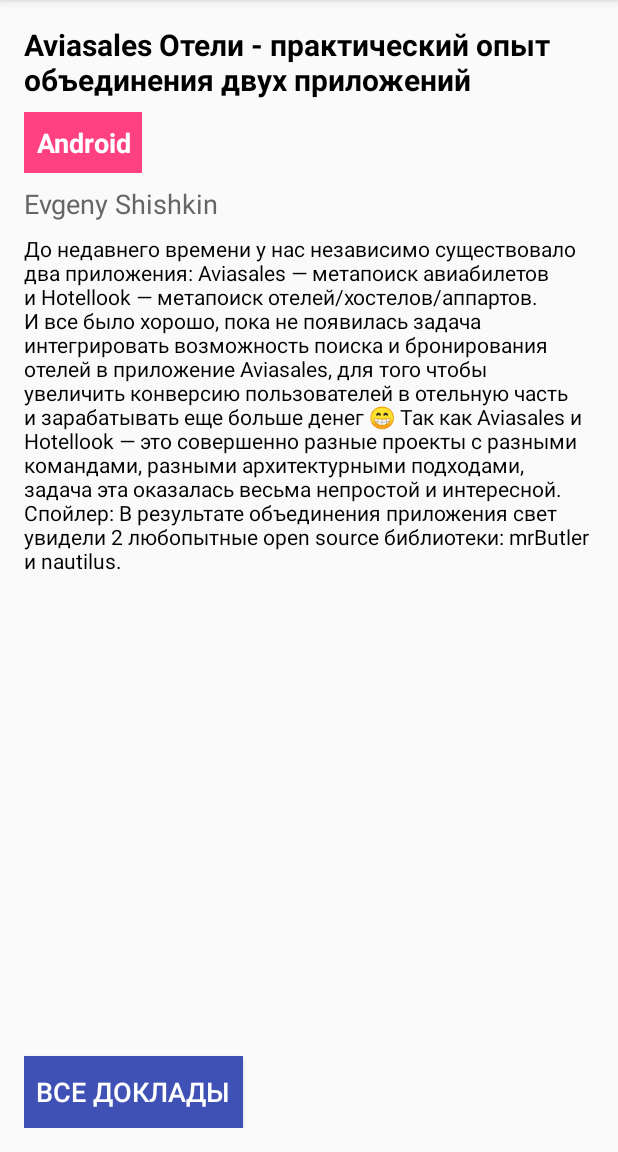
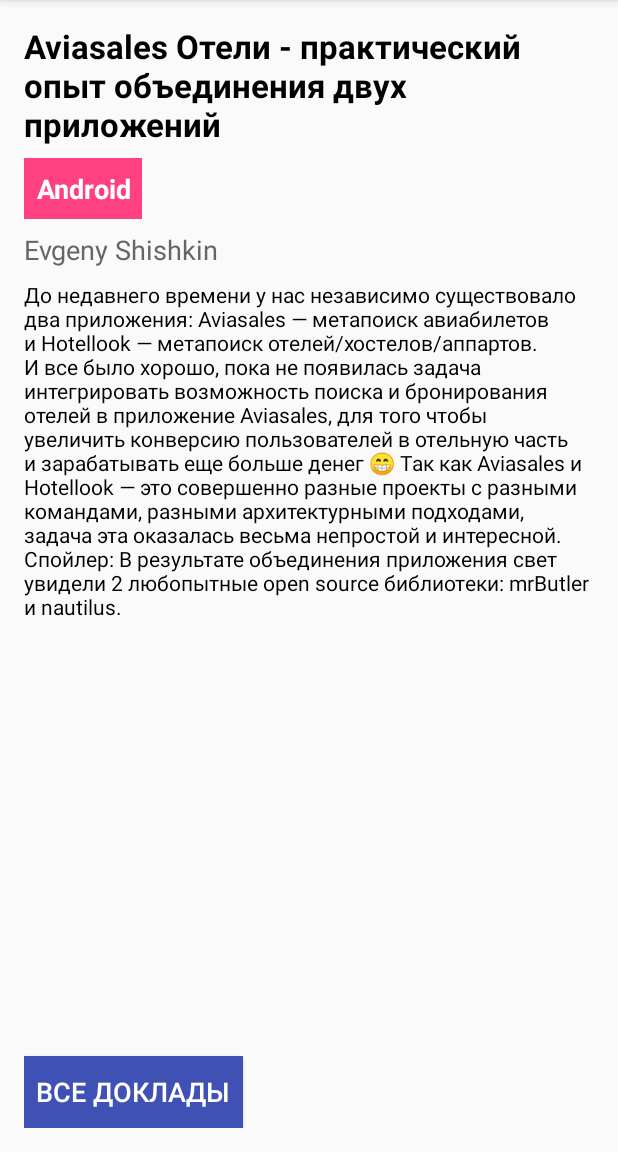
Before and after one commit to sukhoikms27/DevSchoolApp, an Android app: the screen it shows after launch (MainActivity), on a phone screen of 412 x 824 dp, the part 84-1236 px from its top. Run offline under Robolectric (Android 15) with nearby library versions, the phone set to English and light mode, and no system bars.

Commit message:
update fontSize

```diff
--- a/app/src/main/res/layout/activity_main.xml
+++ b/app/src/main/res/layout/activity_main.xml
@@ -26,12 +26,14 @@
         android:layout_width="match_parent"
         android:layout_height="wrap_content"
         style="@style/TextView.Secondary"
-        android:text="@string/Author" />
+        android:text="@string/Author"
+        />
     <ScrollView
         android:layout_width="match_parent"
         android:layout_height="0dp"
         android:layout_weight="1"
         android:layout_marginBottom="8dp">
+
         <TextView
             android:id="@+id/description"
             android:layout_width="match_parent"
--- a/app/src/main/res/values/dimens.xml
+++ b/app/src/main/res/values/dimens.xml
@@ -1,6 +1,6 @@
 <?xml version="1.0" encoding="utf-8"?>
 <resources>
     <dimen name="secondary_text_size">18sp</dimen>
-    <dimen name="primary_text_size">20sp</dimen>
+    <dimen name="primary_text_size">22sp</dimen>
     <dimen name="typical_text_size">14sp</dimen>
 </resources>
```
Also changed, not shown: app/src/main/ic_launcher-web.png (deleted).
